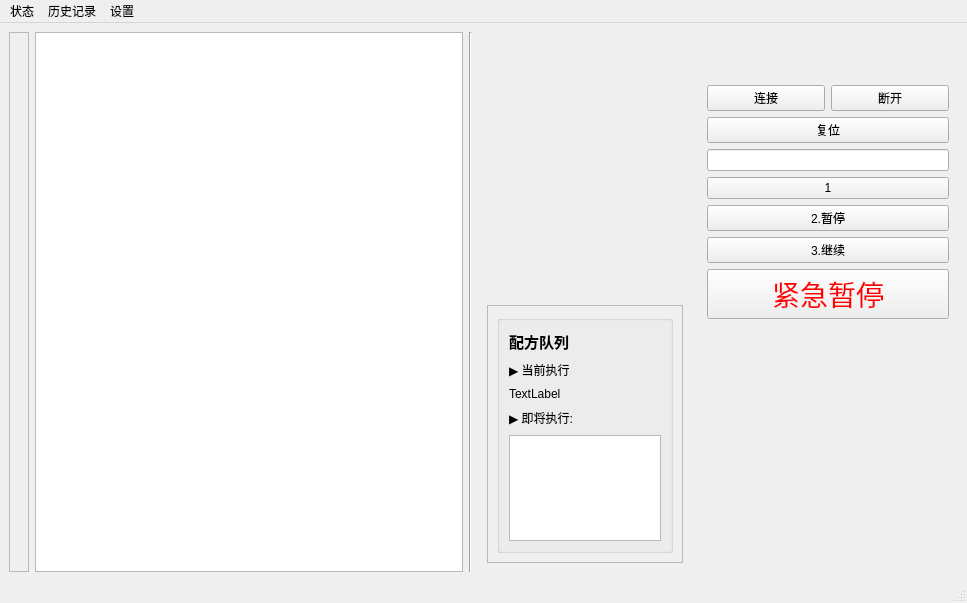
LightningFlashEvE/high-throughput-perovskite-medication-system, file mainwindow.ui: the form before one commit.
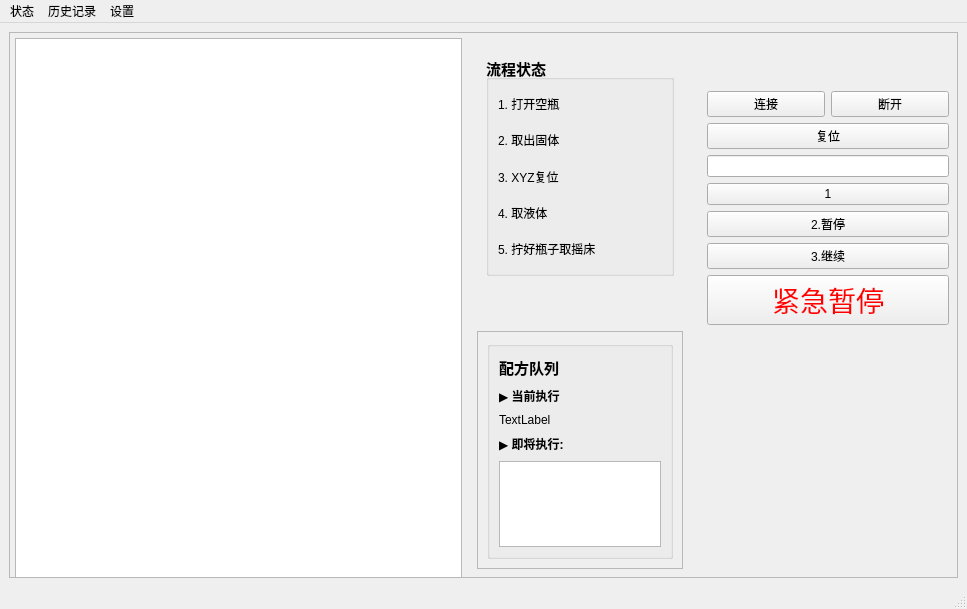
The form after the commit. Icons and pictures are not drawn.

Commit message: 260326:更新了流程状态。

```diff
--- a/mainwindow.ui
+++ b/mainwindow.ui
@@ -19,7 +19,7 @@
   </property>
   <widget class="QWidget" name="centralwidget">
    <layout class="QGridLayout" name="gridLayout">
-    <item row="0" column="0">
+    <item row="0" column="0" rowspan="2" colspan="2">
      <widget class="QFrame" name="frame_1">
       <property name="styleSheet">
        <string notr="true"/>
@@ -33,27 +33,119 @@
       <layout class="QGridLayout" name="gridLayout_5"/>
      </widget>
     </item>
-    <item row="0" column="1">
+    <item row="1" column="1">
      <layout class="QHBoxLayout" name="horizontalLayout_2" stretch="4,1">
       <item>
-       <layout class="QHBoxLayout" name="horizontalLayout" stretch="4,0,2">
+       <layout class="QHBoxLayout" name="horizontalLayout" stretch="4,2">
         <item>
          <widget class="QGraphicsView" name="graphicsView"/>
         </item>
-        <item>
-         <widget class="Line" name="line_3">
-          <property name="orientation">
-           <enum>Qt::Orientation::Vertical</enum>
-          </property>
-         </widget>
-        </item>
         <item>
          <widget class="QWidget" name="widget_m" native="true">
           <layout class="QVBoxLayout" name="verticalLayout_2">
            <item>
-            <layout class="QVBoxLayout" name="verticalLayout" stretch="2,2">
+            <layout class="QVBoxLayout" name="verticalLayout" stretch="2,0,2">
              <item>
-              <widget class="QWidget" name="widget" native="true"/>
+              <widget class="QWidget" name="widget" native="true">
+               <layout class="QVBoxLayout" name="verticalLayout_widget">
+                <property name="spacing">
+                 <number>6</number>
+                </property>
+                <item>
+                 <widget class="QGroupBox" name="groupBox_2">
+                  <property name="font">
+                   <font>
+                    <pointsize>11</pointsize>
+                    <bold>true</bold>
+                   </font>
+                  </property>
+                  <property name="title">
+                   <string>流程状态</string>
+                  </property>
+                  <layout class="QVBoxLayout" name="verticalLayout_8">
+                   <item>
+                    <widget class="QLabel" name="m_processState_takeEmptyBottle">
+                     <property name="font">
+                      <font>
+                       <pointsize>9</pointsize>
+                       <bold>false</bold>
+                      </font>
+                     </property>
+                     <property name="text">
+                      <string>1. 打开空瓶</string>
+                     </property>
+                    </widget>
+                   </item>
+                   <item>
+                    <widget class="QLabel" name="m_processState_getSolid">
+                     <property name="font">
+                      <font>
+                       <pointsize>9</pointsize>
+                       <bold>false</bold>
+                      </font>
+                     </property>
+                     <property name="text">
+                      <string>2. 取出固体</string>
+                     </property>
+                    </widget>
+                   </item>
+                   <item>
+                    <widget class="QLabel" name="m_processState_resetXYZ">
+                     <property name="font">
+                      <font>
+                       <pointsize>9</pointsize>
+                       <bold>false</bold>
+                      </font>
+                     </property>
+                     <property name="text">
+                      <string>3. XYZ复位</string>
+                     </property>
+                    </widget>
+                   </item>
+                   <item>
+                    <widget class="QLabel" name="m_processState_getLiquid">
+                     <property name="font">
+                      <font>
+                       <pointsize>9</pointsize>
+                       <bold>false</bold>
+                      </font>
+                     </property>
+                     <property name="text">
+                      <string>4. 取液体</string>
+                     </property>
+                    </widget>
+                   </item>
+                   <item>
+                    <widget class="QLabel" name="m_processState_tightenBottle">
+                     <property name="font">
+                      <font>
+                       <pointsize>9</pointsize>
+                       <bold>false</bold>
+                      </font>
+                     </property>
+                     <property name="text">
+                      <string>5. 拧好瓶子取摇床</string>
+                     </property>
+                    </widget>
+                   </item>
+                  </layout>
+                 </widget>
+                </item>
+               </layout>
+              </widget>
+             </item>
+             <item>
+              <spacer name="verticalSpacer_2">
+               <property name="orientation">
+                <enum>Qt::Orientation::Vertical</enum>
+               </property>
+               <property name="sizeHint" stdset="0">
+                <size>
+                 <width>20</width>
+                 <height>40</height>
+                </size>
+               </property>
+              </spacer>
              </item>
              <item>
               <widget class="QFrame" name="frame">
@@ -92,6 +184,11 @@
                       <layout class="QVBoxLayout" name="verticalLayout_4">
                        <item>
                         <widget class="QLabel" name="label_current_title">
+                         <property name="font">
+                          <font>
+                           <bold>true</bold>
+                          </font>
+                         </property>
                          <property name="text">
                           <string>▶ 当前执行</string>
                          </property>
@@ -110,6 +207,11 @@
                       <layout class="QVBoxLayout" name="verticalLayout_5">
                        <item>
                         <widget class="QLabel" name="label_next">
+                         <property name="font">
+                          <font>
+                           <bold>true</bold>
+                          </font>
+                         </property>
                          <property name="text">
                           <string>▶ 即将执行:</string>
                          </property>
```
The commit also changes 9 other files.
